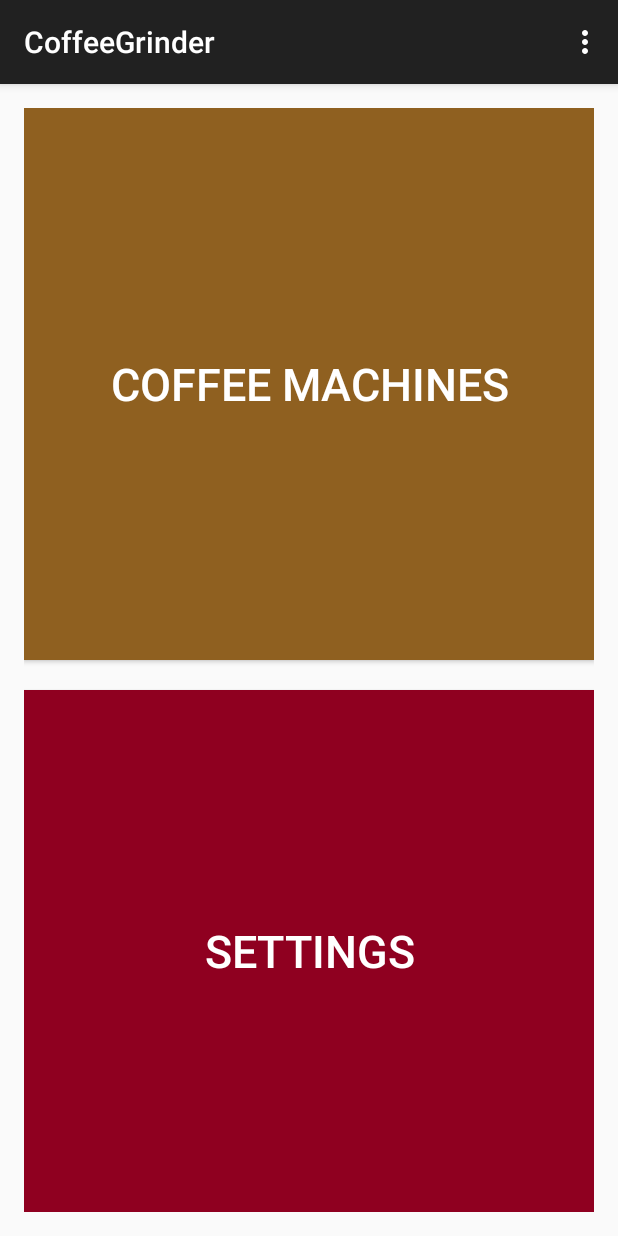
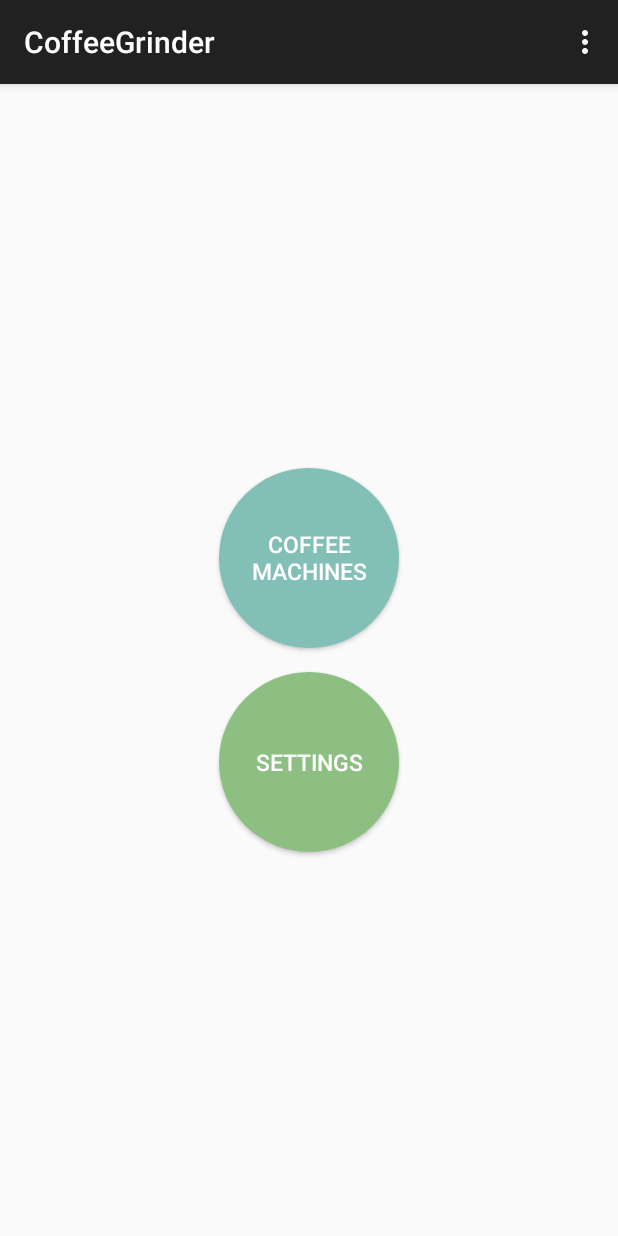
Before and after one commit to kenkridk/CoffeeGrinder, an Android app: the screen it shows after launch (MainActivity), on a phone screen of 412 x 824 dp. Run offline under Robolectric (Android 15) with nearby library versions, the phone set to English and light mode, and no system bars; 1 statement that could not run was skipped.

Commit message:
Layout changes kenneth

```diff
--- a/app/src/main/java/com/example/kenneth/coffeegrinder/MainActivity.java
+++ b/app/src/main/java/com/example/kenneth/coffeegrinder/MainActivity.java
@@ -35,6 +35,10 @@ public class MainActivity extends ActionBarActivity {
     @Override
     protected void onCreate(Bundle savedInstanceState) {
         super.onCreate(savedInstanceState);
+
+        //should hide the actionbar
+        getWindow().requestFeature(Window.FEATURE_ACTION_BAR);
+        getActionBar().hide();
 
         setContentView(R.layout.activity_main);
 
--- /dev/null
+++ b/app/src/main/res/drawable/round_button_coffee_machines.xml
@@ -0,0 +1,10 @@
+<?xml version="1.0" encoding="utf-8"?>
+<shape xmlns:android="http://schemas.android.com/apk/res/android"
+    android:shape="oval">
+
+    <solid android:color="#82bfb6" />
+
+    <size
+        android:width="120dp"
+        android:height="120dp"/>
+</shape>
--- /dev/null
+++ b/app/src/main/res/drawable/round_button_settings.xml
@@ -0,0 +1,10 @@
+<?xml version="1.0" encoding="utf-8"?>
+<shape xmlns:android="http://schemas.android.com/apk/res/android"
+    android:shape="oval">
+
+    <solid android:color="#8dbf82" />
+
+    <size
+        android:width="120dp"
+        android:height="120dp"/>
+</shape>
--- a/app/src/main/res/layout/activity_main.xml
+++ b/app/src/main/res/layout/activity_main.xml
@@ -4,30 +4,31 @@
     android:paddingRight="@dimen/activity_horizontal_margin"
     android:paddingTop="@dimen/activity_vertical_margin"
     android:paddingBottom="@dimen/activity_vertical_margin" tools:context=".MainActivity"
-    android:orientation="vertical">
+    android:orientation="vertical"
+    android:gravity="center"
+    android:weightSum="2">
 
     <Button
-        android:layout_width="match_parent"
-        android:layout_height="match_parent"
+        android:layout_width="120dp"
+        android:layout_height="120dp"
         android:id="@+id/buttonViewCoffeeMachines"
-        android:background="#8f6020"
+        android:background="@drawable/round_button_coffee_machines"
         android:textColor="#ffffff"
         android:text="@string/buttonViewCoffeeMachinesText"
-        android:layout_weight="1"
-        android:textSize="30dp">
+        android:textSize="15dp"
+        >
     </Button>
 
     <Button
-        android:layout_weight="1"
-        android:layout_width="match_parent"
-        android:layout_height="match_parent"
+        android:layout_width="120dp"
+        android:layout_height="120dp"
         android:id="@+id/buttonViewSettings"
-        android:background="#8f0020"
+        android:background="@drawable/round_button_settings"
         android:textColor="#ffffff"
         android:text="@string/buttonViewSettingsText"
         android:layout_below="@+id/buttonViewCoffeeMachines"
-        android:layout_marginTop="20dp"
-        android:textSize="30dp">
+        android:layout_marginTop="16dp"
+        android:textSize="15dp">
     </Button>
 
 </LinearLayout>
```
Also changed, not shown: app/src/main/java/com/example/kenneth/coffeegrinder/ListViewAdapter.java (+4 -6 lines), app/src/main/res/layout/list_view.xml (+17 -14 lines), app/src/main/remove_icon-web.png (added), app/src/main/res/mipmap-hdpi/remove_icon.png (added), app/src/main/res/mipmap-mdpi/remove_icon.png (added), app/src/main/res/mipmap-xhdpi/remove_icon.png (added), app/src/main/res/mipmap-xxhdpi/remove_icon.png (added), app/src/main/res/mipmap-xxxhdpi/remove_icon.png (added).
